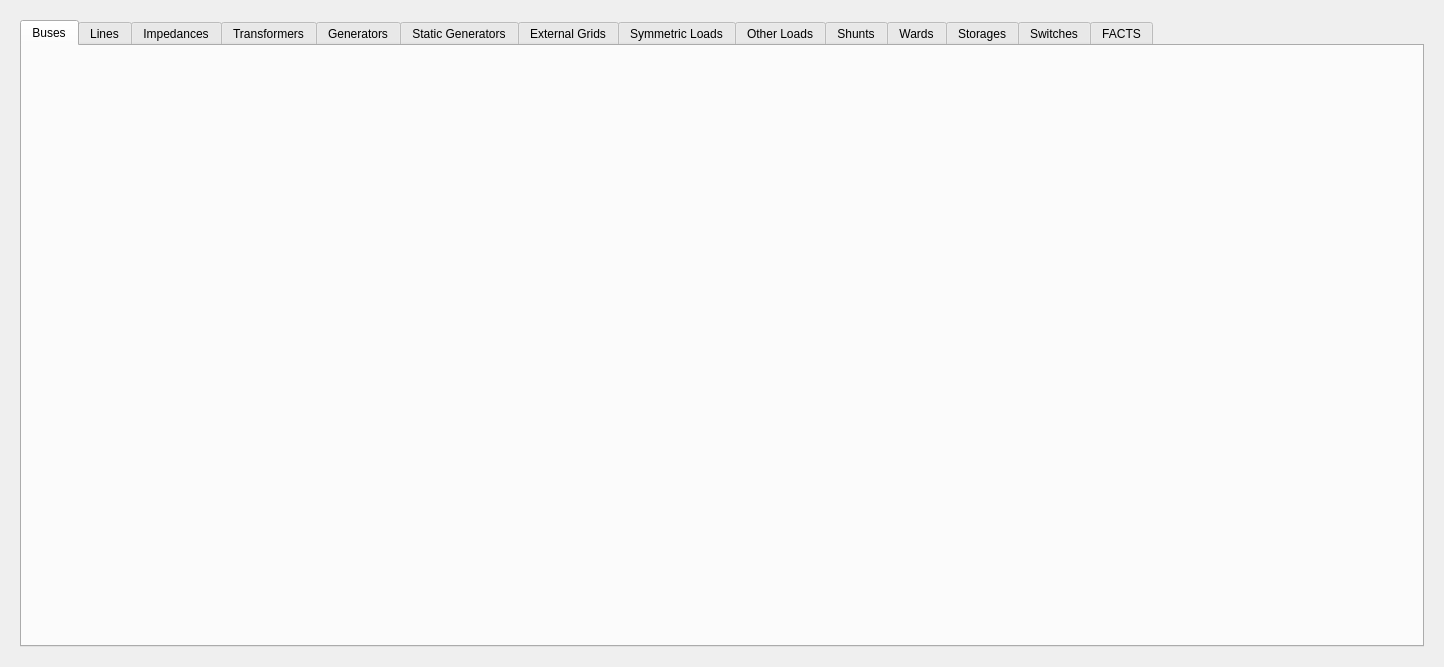
Qt form src/electricalsim/ui/power_flow_dialog.ui (aloytag/electrical-grid-simulator) before a commit.
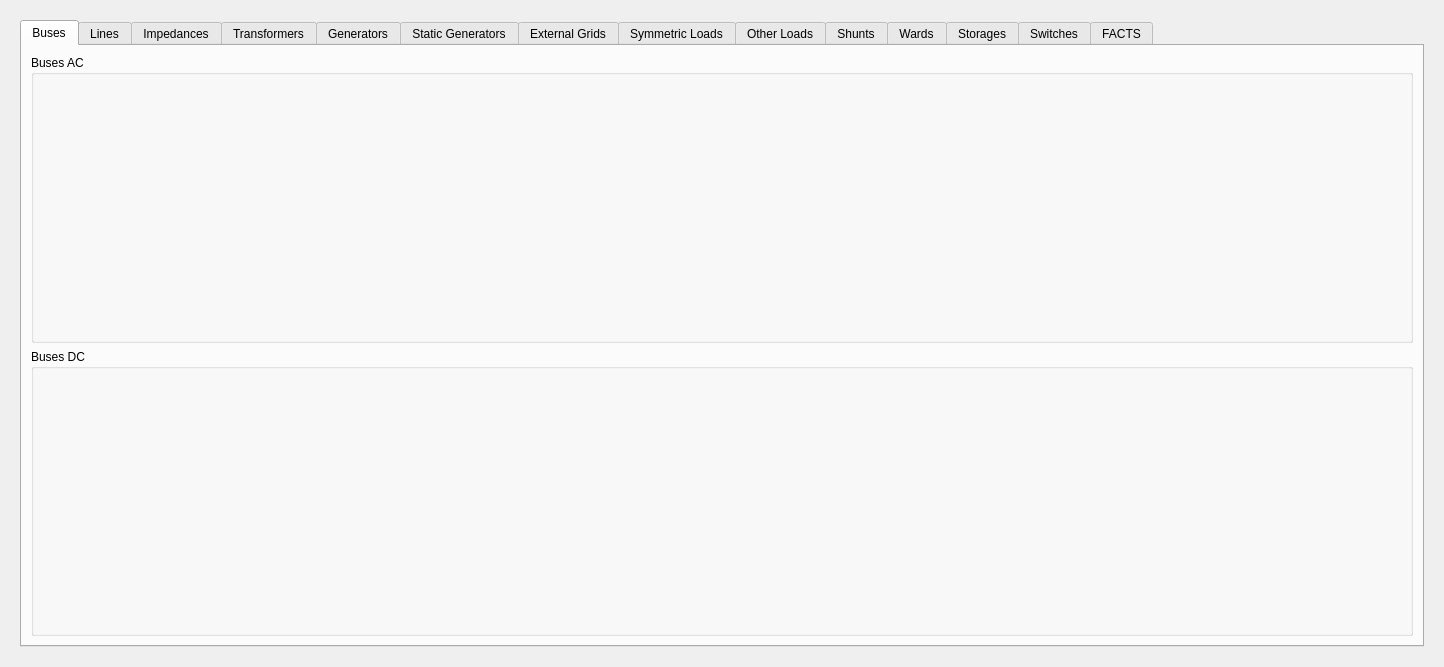
The same form after that commit. The open tabs and pages were chosen to show the change.

Commit message: Support for DC buses and VSCs

Patch:
```diff
--- a/src/electricalsim/ui/power_flow_dialog.ui
+++ b/src/electricalsim/ui/power_flow_dialog.ui
@@ -1067,9 +1067,30 @@
             <attribute name="title">
              <string>Buses</string>
             </attribute>
-            <layout class="QHBoxLayout" name="horizontalLayout_3">
+            <layout class="QVBoxLayout" name="verticalLayout_16">
              <item>
-              <layout class="QVBoxLayout" name="layout_bus"/>
+              <widget class="QGroupBox" name="groupBox_18">
+               <property name="title">
+                <string>Buses AC</string>
+               </property>
+               <layout class="QHBoxLayout" name="horizontalLayout_46">
+                <item>
+                 <layout class="QVBoxLayout" name="layout_bus"/>
+                </item>
+               </layout>
+              </widget>
+             </item>
+             <item>
+              <widget class="QGroupBox" name="groupBox_19">
+               <property name="title">
+                <string>Buses DC</string>
+               </property>
+               <layout class="QHBoxLayout" name="horizontalLayout_3">
+                <item>
+                 <layout class="QVBoxLayout" name="layout_bus_dc"/>
+                </item>
+               </layout>
+              </widget>
              </item>
             </layout>
            </widget>
```
Left out of the diff: 2 changed lines with no effect on the pictures. The commit also changes 15 other files.
